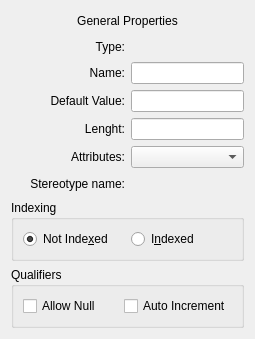
This is umbrello/dialogs/umlentityattributedialog.ui in KDE/umbrello as Qt 5 draws it before an edit. The edited form follows.
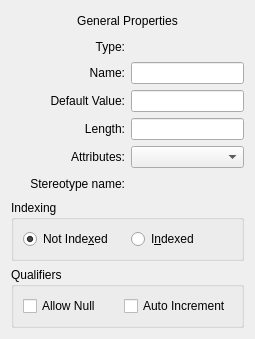
This is the edited form. Custom widgets are drawn as their Qt base class.

Diff of the .ui file:
```diff
--- a/umbrello/dialogs/umlentityattributedialog.ui
+++ b/umbrello/dialogs/umlentityattributedialog.ui
@@ -93,7 +93,7 @@
    <item row="4" column="0">
     <widget class="QLabel" name="label_4">
      <property name="text">
-      <string>Lenght:</string>
+      <string>Length:</string>
      </property>
      <property name="alignment">
       <set>Qt::AlignRight|Qt::AlignTrailing|Qt::AlignVCenter</set>
```
Left out of the diff: 2 changed lines with no effect on the pictures.
